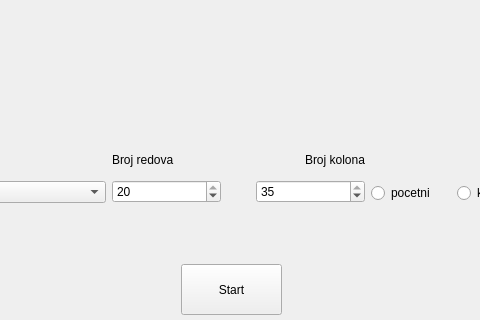
Old version of the form mainwindow.ui in the repository MATF-RS20/RS031-vizualizacija-pathfinder-algoritama; both pictures show x 167 to 647 and y 280 to 600 of the 800 by 600 pixel window.
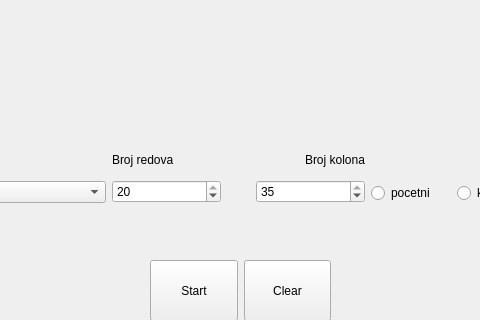
New version of the form.

Commit message: Dodat clear i omoguceno crtanje

What changed in the file:
```diff
--- a/mainwindow.ui
+++ b/mainwindow.ui
@@ -14,19 +14,6 @@
    <string>MainWindow</string>
   </property>
   <widget class="QWidget" name="centralwidget">
-   <widget class="QPushButton" name="btnStart">
-    <property name="geometry">
-     <rect>
-      <x>348</x>
-      <y>544</y>
-      <width>101</width>
-      <height>51</height>
-     </rect>
-    </property>
-    <property name="text">
-     <string>Start</string>
-    </property>
-   </widget>
    <widget class="QWidget" name="horizontalLayoutWidget_3">
     <property name="geometry">
      <rect>
@@ -154,6 +141,44 @@
      </item>
     </layout>
    </widget>
+   <widget class="QWidget" name="horizontalLayoutWidget">
+    <property name="geometry">
+     <rect>
+      <x>317</x>
+      <y>540</y>
+      <width>181</width>
+      <height>61</height>
+     </rect>
+    </property>
+    <layout class="QHBoxLayout" name="horizontalLayout_2">
+     <item>
+      <widget class="QPushButton" name="btnStart">
+       <property name="sizePolicy">
+        <sizepolicy hsizetype="Minimum" vsizetype="Preferred">
+         <horstretch>0</horstretch>
+         <verstretch>0</verstretch>
+        </sizepolicy>
+       </property>
+       <property name="text">
+        <string>Start</string>
+       </property>
+      </widget>
+     </item>
+     <item>
+      <widget class="QPushButton" name="btnClear">
+       <property name="sizePolicy">
+        <sizepolicy hsizetype="Minimum" vsizetype="Preferred">
+         <horstretch>0</horstretch>
+         <verstretch>0</verstretch>
+        </sizepolicy>
+       </property>
+       <property name="text">
+        <string>Clear</string>
+       </property>
+      </widget>
+     </item>
+    </layout>
+   </widget>
   </widget>
  </widget>
  <resources/>
```
Left out of the diff: 2 changed lines with no effect on the pictures. The commit also changes 2 other files.
